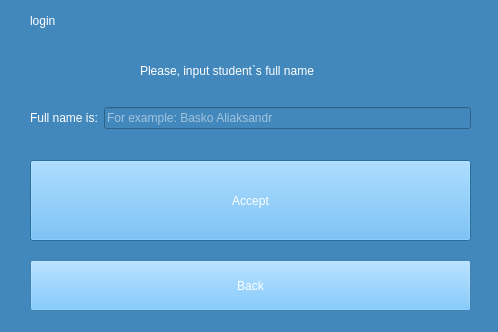
Old version of the form QTcreator/Diary/add_mark.ui in the repository albaSANDROS/DIPLOMA-PROJECT.-Multi-user-client-server-application-e-journal.
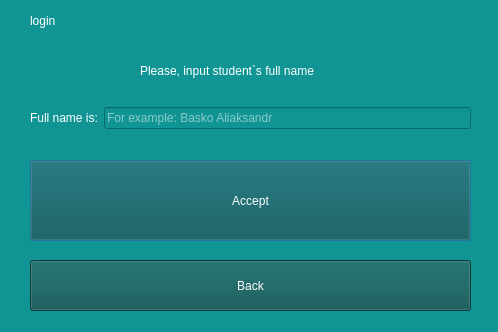
New version of the form.

Diff of the .ui file:
```diff
--- a/QTcreator/Diary/add_mark.ui
+++ b/QTcreator/Diary/add_mark.ui
@@ -14,8 +14,9 @@
    <string>Dialog</string>
   </property>
   <property name="styleSheet">
-   <string notr="true">background-color: rgb(67, 136, 189);
-selection-color: rgb(22, 34, 49);</string>
+   <string notr="true">color: rgb(16, 149, 148);
+background-color: rgb(16, 149, 148);
+color: rgb(255, 255, 255);</string>
   </property>
   <widget class="QPushButton" name="next_pushButton">
    <property name="geometry">
@@ -27,7 +28,8 @@
     </rect>
    </property>
    <property name="styleSheet">
-    <string notr="true">background-color: rgb(90, 184, 255);
+    <string notr="true">background-color: rgb(29, 35, 35);
+background-color: rgb(9, 83, 82);
 color: rgb(255, 255, 255);</string>
    </property>
    <property name="text">
@@ -44,7 +46,8 @@
     </rect>
    </property>
    <property name="styleSheet">
-    <string notr="true">background-color: rgb(90, 184, 255);
+    <string notr="true">background-color: rgb(29, 35, 35);
+background-color: rgb(9, 83, 82);
 color: rgb(255, 255, 255);</string>
    </property>
    <property name="text">
@@ -56,7 +59,7 @@
     <rect>
      <x>140</x>
      <y>60</y>
-     <width>231</width>
+     <width>311</width>
      <height>21</height>
     </rect>
    </property>
```
